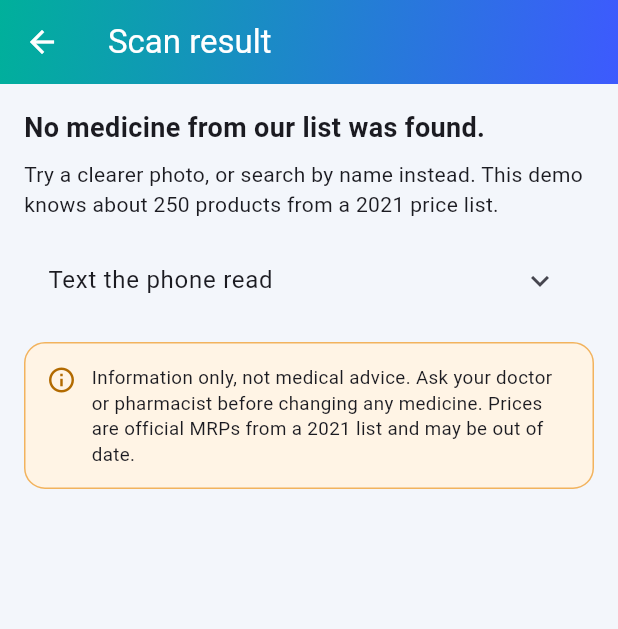
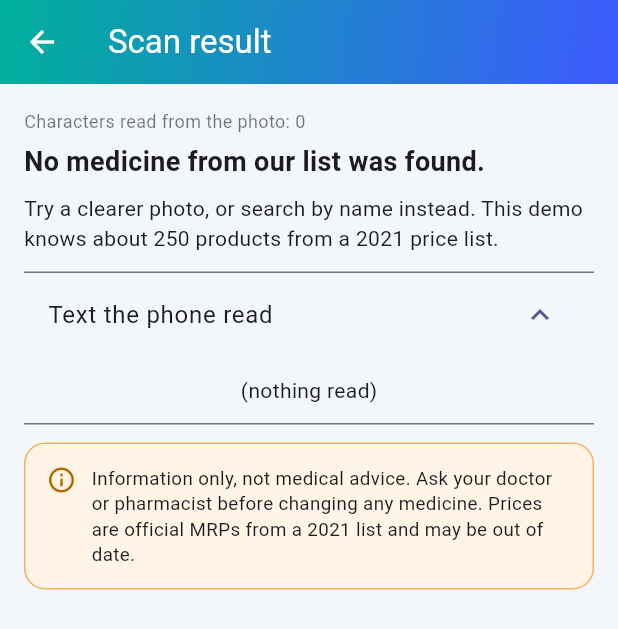
Before and after one commit to kiranfarwa-a/fairrx, a Flutter app: the ScanResultScreen screen opened directly with empty values, on a phone screen of 412 x 824 dp. Shown: the top 629 px of the screen. Run offline on Flutter 3.47's test engine with Material 3 defaults, Android fonts, the phone set to English and light mode, and no system bars; our stand-ins replace image_picker, shared_preferences; missing offline and left inert: google_mlkit_text_recognition; accounts and stored records are empty.

Commit message:
Show scan errors and text read; turn off R8 to protect ML Kit

```diff
--- a/lib/screens/scan_screen.dart
+++ b/lib/screens/scan_screen.dart
@@ -45,7 +45,7 @@ class _ScanScreenState extends State<ScanScreen> {
     } catch (e) {
       setState(() {
         _busy = false;
-        _error = 'Could not read the image. Please try again.';
+        _error = 'Could not read the image. Details: $e';
       });
     } finally {
       await recognizer.close();
@@ -127,6 +127,9 @@ class ScanResultScreen extends StatelessWidget {
       body: ListView(
         padding: const EdgeInsets.all(16),
         children: [
+          Text('Characters read from the photo: ${text.length}',
+              style: const TextStyle(fontSize: 12, color: Colors.black54)),
+          const SizedBox(height: 6),
           Text(
             matches.isEmpty
                 ? 'No medicine from our list was found.'
@@ -140,6 +143,7 @@ class ScanResultScreen extends StatelessWidget {
           for (final m in matches) MedicineTile(med: m),
           const SizedBox(height: 12),
           ExpansionTile(
+            initiallyExpanded: true,
             title: const Text('Text the phone read'),
             children: [
               Padding(
```
Also changed, not shown: 1 other file.
